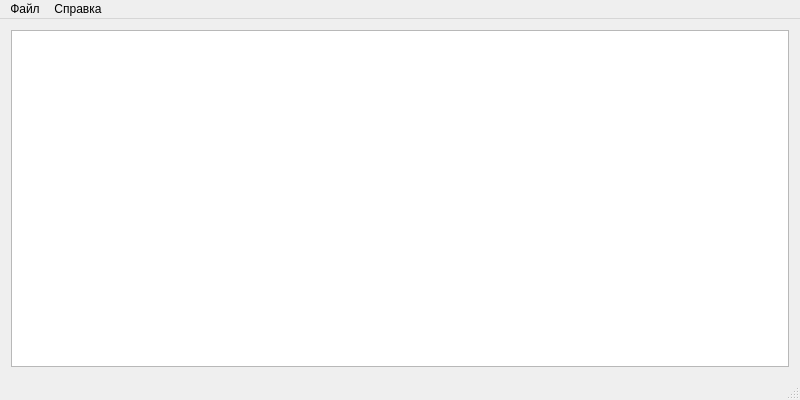
The window that Text_editor/texteditor.ui (FerKosNik/Text_editor_Marat) describes before a commit, drawn with Qt 5.
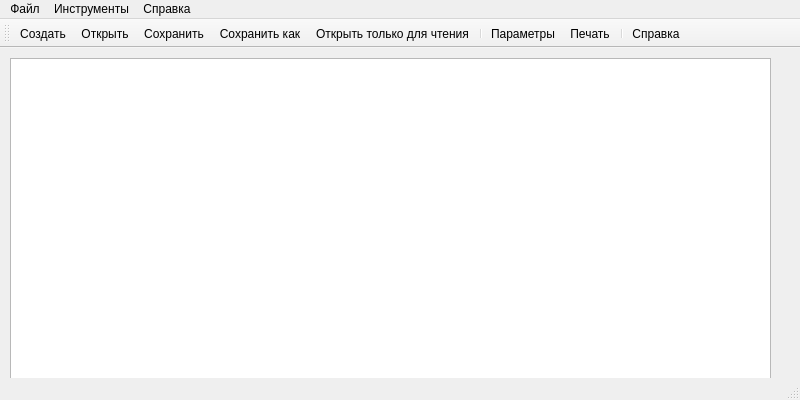
The same window after the commit. Icons and pictures are not drawn.

```diff
--- a/Text_editor/texteditor.ui
+++ b/Text_editor/texteditor.ui
@@ -13,12 +13,27 @@
   <property name="windowTitle">
    <string>TextEditor</string>
   </property>
+  <property name="styleSheet">
+   <string notr="true"/>
+  </property>
   <widget class="QWidget" name="centralWidget">
-   <layout class="QVBoxLayout" name="verticalLayout">
-    <item>
-     <widget class="QTextEdit" name="textEdit"/>
-    </item>
-   </layout>
+   <property name="styleSheet">
+    <string notr="true"/>
+   </property>
+   <widget class="QSplitter" name="splitter">
+    <property name="geometry">
+     <rect>
+      <x>10</x>
+      <y>10</y>
+      <width>761</width>
+      <height>321</height>
+     </rect>
+    </property>
+    <property name="orientation">
+     <enum>Qt::Horizontal</enum>
+    </property>
+    <widget class="QTextEdit" name="textEdit"/>
+   </widget>
   </widget>
   <widget class="QStatusBar" name="statusBar"/>
   <widget class="QMenuBar" name="menuBar">
@@ -48,9 +63,37 @@
     <addaction name="actionAbout"/>
     <addaction name="separator"/>
    </widget>
+   <widget class="QMenu" name="menu">
+    <property name="title">
+     <string>Инструменты</string>
+    </property>
+    <addaction name="actionSettings"/>
+   </widget>
    <addaction name="menuFile"/>
+   <addaction name="menu"/>
    <addaction name="menuEdit"/>
   </widget>
+  <widget class="QToolBar" name="toolBar">
+   <property name="windowTitle">
+    <string>toolBar</string>
+   </property>
+   <attribute name="toolBarArea">
+    <enum>TopToolBarArea</enum>
+   </attribute>
+   <attribute name="toolBarBreak">
+    <bool>false</bool>
+   </attribute>
+   <addaction name="actionNew"/>
+   <addaction name="actionOpen"/>
+   <addaction name="actionSave"/>
+   <addaction name="actionSave_as"/>
+   <addaction name="actionReadOnly"/>
+   <addaction name="separator"/>
+   <addaction name="actionSettings"/>
+   <addaction name="actionPrint"/>
+   <addaction name="separator"/>
+   <addaction name="actionAbout"/>
+  </widget>
   <action name="actionNew">
    <property name="icon">
     <iconset resource="texteditor.qrc">
@@ -135,6 +178,54 @@
     <string>Справка по текстовому редактору</string>
    </property>
   </action>
+  <action name="actionReadOnly">
+   <property name="icon">
+    <iconset resource="texteditor.qrc">
+     <normaloff>:/images/readOnly.png</normaloff>:/images/readOnly.png</iconset>
+   </property>
+   <property name="text">
+    <string>Открыть только для чтения</string>
+   </property>
+  </action>
+  <action name="actionRussian">
+   <property name="icon">
+    <iconset resource="texteditor.qrc">
+     <normaloff>:/images/Russia.png</normaloff>:/images/Russia.png</iconset>
+   </property>
+   <property name="text">
+    <string>Russian</string>
+   </property>
+  </action>
+  <action name="actionEnglish">
+   <property name="icon">
+    <iconset resource="texteditor.qrc">
+     <normaloff>:/images/English.png</normaloff>:/images/English.png</iconset>
+   </property>
+   <property name="text">
+    <string>English</string>
+   </property>
+  </action>
+  <action name="actionSettings">
+   <property name="icon">
+    <iconset resource="texteditor.qrc">
+     <normaloff>:/images/settings.png</normaloff>:/images/settings.png</iconset>
+   </property>
+   <property name="text">
+    <string>Параметры</string>
+   </property>
+  </action>
+  <action name="actionPrint">
+   <property name="icon">
+    <iconset resource="texteditor.qrc">
+     <normaloff>:/images/print.png</normaloff>:/images/print.png</iconset>
+   </property>
+   <property name="text">
+    <string>Печать</string>
+   </property>
+   <property name="toolTip">
+    <string>Печать</string>
+   </property>
+  </action>
  </widget>
  <layoutdefault spacing="6" margin="11"/>
  <resources>
```
Left out of the diff: 18 changed lines with no effect on the pictures.
